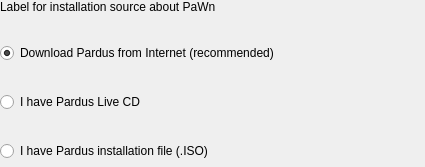
Before: the Qt Designer form playground/gsoc/PaW/src/gui/widgetSource.ui in pars-linux/uludag, drawn with Qt 5.
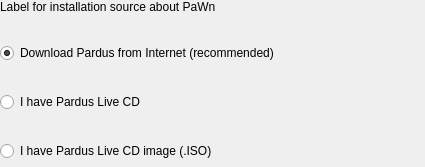
After: the same form once the commit is applied.

Commit message: use cd image (iso) feature without live cd recognition. validate iso file (by size or md5sum) on gui, detect version (by size or md5sum -tbd-). update versions.xml contents with live cd mirrors.

Diff of the .ui file:
```diff
--- a/playground/gsoc/PaW/src/gui/widgetSource.ui
+++ b/playground/gsoc/PaW/src/gui/widgetSource.ui
@@ -93,7 +93,7 @@
         <item>
          <widget class="QRadioButton" name="optISO">
           <property name="text">
-           <string>I have Pardus installation file (.ISO)</string>
+           <string>I have Pardus Live CD image (.ISO)</string>
           </property>
          </widget>
         </item>
```
The commit also changes 8 other files.
